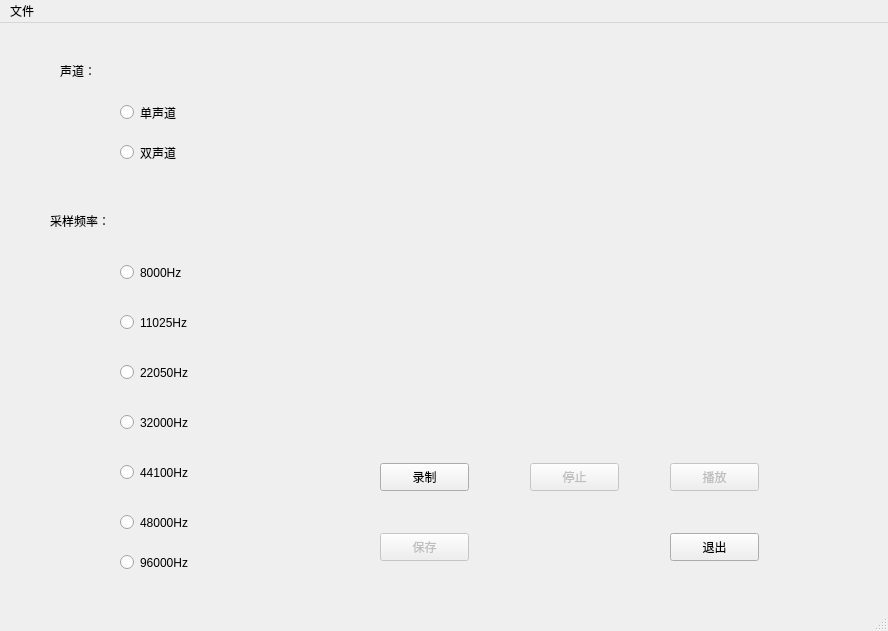
Qt form SpeechSignalAnalysisSystem/record.ui (L-zhouhua/SpeechSignalAnalysisSystem) before a commit.
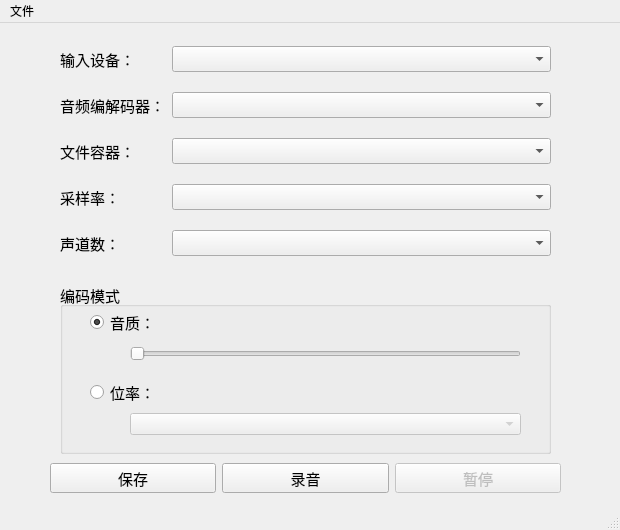
The same form after that commit.

The edit to the form file:
```diff
--- a/SpeechSignalAnalysisSystem/record.ui
+++ b/SpeechSignalAnalysisSystem/record.ui
@@ -6,252 +6,269 @@
    <rect>
     <x>0</x>
     <y>0</y>
-    <width>888</width>
-    <height>631</height>
+    <width>620</width>
+    <height>530</height>
    </rect>
   </property>
   <property name="windowTitle">
    <string>MainWindow</string>
   </property>
   <widget class="QWidget" name="centralwidget">
-   <widget class="QLabel" name="label_2">
+   <widget class="QGroupBox" name="groupBox">
+    <property name="geometry">
+     <rect>
+      <x>60</x>
+      <y>260</y>
+      <width>491</width>
+      <height>171</height>
+     </rect>
+    </property>
+    <property name="font">
+     <font>
+      <pointsize>11</pointsize>
+     </font>
+    </property>
+    <property name="title">
+     <string>编码模式</string>
+    </property>
+    <widget class="QSlider" name="qualitySlider">
+     <property name="geometry">
+      <rect>
+       <x>70</x>
+       <y>60</y>
+       <width>391</width>
+       <height>22</height>
+      </rect>
+     </property>
+     <property name="orientation">
+      <enum>Qt::Horizontal</enum>
+     </property>
+    </widget>
+    <widget class="QRadioButton" name="radioButton">
+     <property name="geometry">
+      <rect>
+       <x>30</x>
+       <y>30</y>
+       <width>115</width>
+       <height>19</height>
+      </rect>
+     </property>
+     <property name="text">
+      <string>音质：</string>
+     </property>
+     <property name="checked">
+      <bool>true</bool>
+     </property>
+    </widget>
+    <widget class="QRadioButton" name="radioButton_2">
+     <property name="geometry">
+      <rect>
+       <x>30</x>
+       <y>100</y>
+       <width>115</width>
+       <height>19</height>
+      </rect>
+     </property>
+     <property name="text">
+      <string>位率：</string>
+     </property>
+    </widget>
+    <widget class="QComboBox" name="bitrateBox">
+     <property name="enabled">
+      <bool>false</bool>
+     </property>
+     <property name="geometry">
+      <rect>
+       <x>70</x>
+       <y>130</y>
+       <width>391</width>
+       <height>22</height>
+      </rect>
+     </property>
+    </widget>
+   </widget>
+   <widget class="QWidget" name="layoutWidget">
+    <property name="geometry">
+     <rect>
+      <x>60</x>
+      <y>10</y>
+      <width>491</width>
+      <height>241</height>
+     </rect>
+    </property>
+    <layout class="QGridLayout" name="gridLayout" columnstretch="1,5">
+     <property name="leftMargin">
+      <number>0</number>
+     </property>
+     <property name="topMargin">
+      <number>0</number>
+     </property>
+     <property name="rightMargin">
+      <number>0</number>
+     </property>
+     <property name="bottomMargin">
+      <number>0</number>
+     </property>
+     <property name="spacing">
+      <number>7</number>
+     </property>
+     <item row="2" column="1">
+      <widget class="QComboBox" name="containerBox">
+       <property name="font">
+        <font>
+         <pointsize>11</pointsize>
+        </font>
+       </property>
+      </widget>
+     </item>
+     <item row="0" column="1">
+      <widget class="QComboBox" name="audioDeviceBox">
+       <property name="font">
+        <font>
+         <pointsize>11</pointsize>
+        </font>
+       </property>
+      </widget>
+     </item>
+     <item row="4" column="1">
+      <widget class="QComboBox" name="channelsBox">
+       <property name="font">
+        <font>
+         <pointsize>11</pointsize>
+        </font>
+       </property>
+      </widget>
+     </item>
+     <item row="1" column="0">
+      <widget class="QLabel" name="label_2">
+       <property name="font">
+        <font>
+         <pointsize>11</pointsize>
+        </font>
+       </property>
+       <property name="text">
+        <string>音频编解码器：</string>
+       </property>
+      </widget>
+     </item>
+     <item row="1" column="1">
+      <widget class="QComboBox" name="audioCodecBox">
+       <property name="font">
+        <font>
+         <pointsize>11</pointsize>
+        </font>
+       </property>
+      </widget>
+     </item>
+     <item row="3" column="0">
+      <widget class="QLabel" name="label_4">
+       <property name="font">
+        <font>
+         <pointsize>11</pointsize>
+        </font>
+       </property>
+       <property name="text">
+        <string>采样率：</string>
+       </property>
+      </widget>
+     </item>
+     <item row="2" column="0">
+      <widget class="QLabel" name="label_3">
+       <property name="font">
+        <font>
+         <pointsize>11</pointsize>
+        </font>
+       </property>
+       <property name="text">
+        <string>文件容器：</string>
+       </property>
+      </widget>
+     </item>
+     <item row="0" column="0">
+      <widget class="QLabel" name="label">
+       <property name="font">
+        <font>
+         <pointsize>11</pointsize>
+        </font>
+       </property>
+       <property name="text">
+        <string>输入设备：</string>
+       </property>
+      </widget>
+     </item>
+     <item row="4" column="0">
+      <widget class="QLabel" name="label_5">
+       <property name="font">
+        <font>
+         <pointsize>11</pointsize>
+        </font>
+       </property>
+       <property name="text">
+        <string>声道数：</string>
+       </property>
+      </widget>
+     </item>
+     <item row="3" column="1">
+      <widget class="QComboBox" name="sampleRateBox">
+       <property name="font">
+        <font>
+         <pointsize>11</pointsize>
+        </font>
+       </property>
+      </widget>
+     </item>
+    </layout>
+   </widget>
+   <widget class="QWidget" name="layoutWidget">
     <property name="geometry">
      <rect>
       <x>50</x>
-      <y>190</y>
-      <width>72</width>
-      <height>15</height>
-     </rect>
-    </property>
-    <property name="text">
-     <string>采样频率：</string>
-    </property>
-   </widget>
-   <widget class="QRadioButton" name="radioButton_7">
-    <property name="geometry">
-     <rect>
-      <x>120</x>
       <y>440</y>
-      <width>115</width>
-      <height>19</height>
+      <width>511</width>
+      <height>30</height>
      </rect>
     </property>
-    <property name="text">
-     <string>44100Hz</string>
-    </property>
-   </widget>
-   <widget class="QPushButton" name="pushButton">
-    <property name="geometry">
-     <rect>
-      <x>380</x>
-      <y>440</y>
-      <width>89</width>
-      <height>28</height>
-     </rect>
-    </property>
-    <property name="text">
-     <string>录制</string>
-    </property>
-   </widget>
-   <widget class="QRadioButton" name="radioButton_4">
-    <property name="geometry">
-     <rect>
-      <x>120</x>
-      <y>290</y>
-      <width>115</width>
-      <height>19</height>
-     </rect>
-    </property>
-    <property name="text">
-     <string>11025Hz</string>
-    </property>
-   </widget>
-   <widget class="QRadioButton" name="radioButton_2">
-    <property name="geometry">
-     <rect>
-      <x>120</x>
-      <y>120</y>
-      <width>115</width>
-      <height>19</height>
-     </rect>
-    </property>
-    <property name="text">
-     <string>双声道</string>
-    </property>
-   </widget>
-   <widget class="QPushButton" name="pushButton_4">
-    <property name="enabled">
-     <bool>false</bool>
-    </property>
-    <property name="geometry">
-     <rect>
-      <x>380</x>
-      <y>510</y>
-      <width>89</width>
-      <height>28</height>
-     </rect>
-    </property>
-    <property name="text">
-     <string>保存</string>
-    </property>
-   </widget>
-   <widget class="QRadioButton" name="radioButton">
-    <property name="geometry">
-     <rect>
-      <x>120</x>
-      <y>80</y>
-      <width>115</width>
-      <height>19</height>
-     </rect>
-    </property>
-    <property name="text">
-     <string>单声道</string>
-    </property>
-   </widget>
-   <widget class="QRadioButton" name="radioButton_6">
-    <property name="geometry">
-     <rect>
-      <x>120</x>
-      <y>390</y>
-      <width>115</width>
-      <height>19</height>
-     </rect>
-    </property>
-    <property name="text">
-     <string>32000Hz</string>
-    </property>
-   </widget>
-   <widget class="QPushButton" name="pushButton_3">
-    <property name="enabled">
-     <bool>false</bool>
-    </property>
-    <property name="geometry">
-     <rect>
-      <x>670</x>
-      <y>440</y>
-      <width>89</width>
-      <height>28</height>
-     </rect>
-    </property>
-    <property name="text">
-     <string>播放</string>
-    </property>
-   </widget>
-   <widget class="QLabel" name="label">
-    <property name="geometry">
-     <rect>
-      <x>60</x>
-      <y>40</y>
-      <width>72</width>
-      <height>15</height>
-     </rect>
-    </property>
-    <property name="text">
-     <string>声道：</string>
-    </property>
-   </widget>
-   <widget class="QRadioButton" name="radioButton_8">
-    <property name="geometry">
-     <rect>
-      <x>120</x>
-      <y>490</y>
-      <width>115</width>
-      <height>19</height>
-     </rect>
-    </property>
-    <property name="text">
-     <string>48000Hz</string>
-    </property>
-   </widget>
-   <widget class="QPushButton" name="pushButton_2">
-    <property name="enabled">
-     <bool>false</bool>
-    </property>
-    <property name="geometry">
-     <rect>
-      <x>530</x>
-      <y>440</y>
-      <width>89</width>
-      <height>28</height>
-     </rect>
-    </property>
-    <property name="text">
-     <string>停止</string>
-    </property>
-    <property name="checkable">
-     <bool>false</bool>
-    </property>
-    <property name="checked">
-     <bool>false</bool>
-    </property>
-    <property name="autoRepeat">
-     <bool>false</bool>
-    </property>
-    <property name="autoExclusive">
-     <bool>false</bool>
-    </property>
-   </widget>
-   <widget class="QRadioButton" name="radioButton_3">
-    <property name="geometry">
-     <rect>
-      <x>120</x>
-      <y>240</y>
-      <width>115</width>
-      <height>19</height>
-     </rect>
-    </property>
-    <property name="text">
-     <string>8000Hz</string>
-    </property>
-   </widget>
-   <widget class="QRadioButton" name="radioButton_5">
-    <property name="geometry">
-     <rect>
-      <x>120</x>
-      <y>340</y>
-      <width>115</width>
-      <height>19</height>
-     </rect>
-    </property>
-    <property name="text">
-     <string>22050Hz</string>
-    </property>
-   </widget>
-   <widget class="QRadioButton" name="radioButton_9">
-    <property name="geometry">
-     <rect>
-      <x>120</x>
-      <y>530</y>
-      <width>115</width>
-      <height>19</height>
-     </rect>
-    </property>
-    <property name="text">
-     <string>96000Hz</string>
-    </property>
-   </widget>
-   <widget class="QWidget" name="widget" native="true">
-    <property name="geometry">
-     <rect>
-      <x>340</x>
-      <y>80</y>
-      <width>451</width>
-      <height>301</height>
-     </rect>
-    </property>
-   </widget>
-   <widget class="QPushButton" name="pushButton_5">
-    <property name="geometry">
-     <rect>
-      <x>670</x>
-      <y>510</y>
-      <width>89</width>
-      <height>28</height>
-     </rect>
-    </property>
-    <property name="text">
-     <string>退出</string>
-    </property>
+    <layout class="QHBoxLayout" name="horizontalLayout">
+     <item>
+      <widget class="QPushButton" name="save_but">
+       <property name="font">
+        <font>
+         <pointsize>11</pointsize>
+        </font>
+       </property>
+       <property name="text">
+        <string>保存</string>
+       </property>
+      </widget>
+     </item>
+     <item>
+      <widget class="QPushButton" name="startRecord_but">
+       <property name="font">
+        <font>
+         <pointsize>11</pointsize>
+        </font>
+       </property>
+       <property name="text">
+        <string>录音</string>
+       </property>
+      </widget>
+     </item>
+     <item>
+      <widget class="QPushButton" name="pause_but">
+       <property name="enabled">
+        <bool>false</bool>
+       </property>
+       <property name="font">
+        <font>
+         <pointsize>11</pointsize>
+        </font>
+       </property>
+       <property name="text">
+        <string>暂停</string>
+       </property>
+      </widget>
+     </item>
+    </layout>
    </widget>
   </widget>
   <widget class="QMenuBar" name="menubar">
@@ -259,7 +276,7 @@
     <rect>
      <x>0</x>
      <y>0</y>
-     <width>888</width>
+     <width>620</width>
      <height>26</height>
     </rect>
    </property>
```
